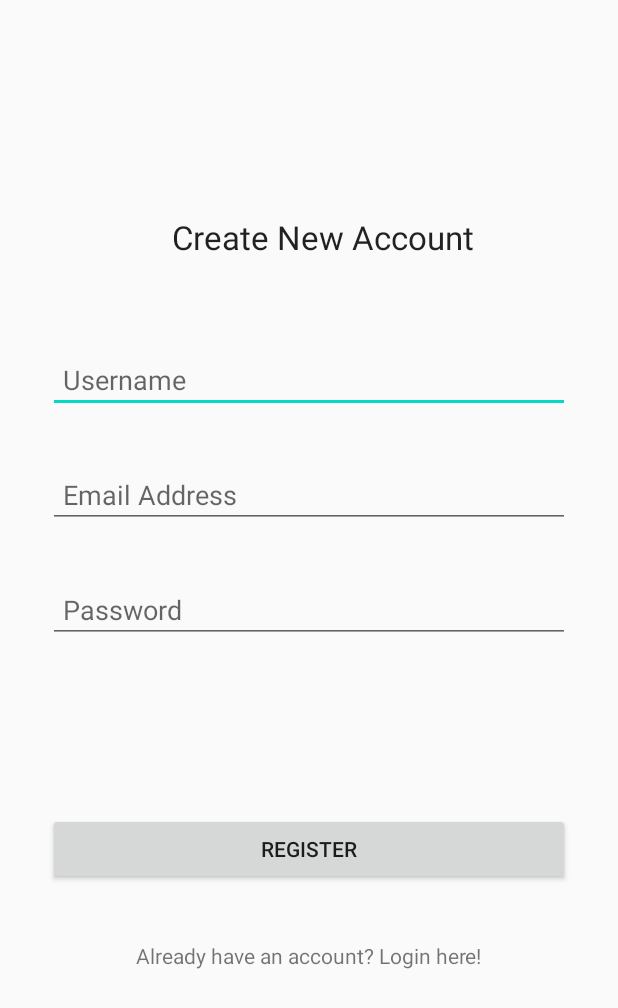
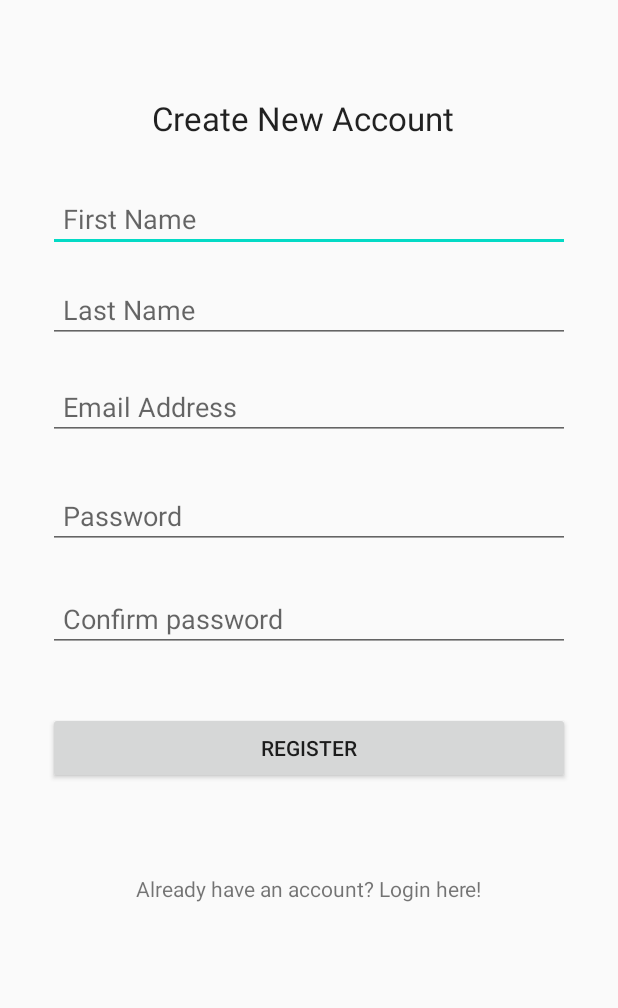
Before and after one commit to emilylaw00/INFS3605Project, an Android app: the layout activity_register.xml on its own in the app's theme, with its tools: preview values and no code run, on a phone screen of 412 x 824 dp. Shown: the top 1008 px of the screen. Run offline under Robolectric (Android 15) with nearby library versions, the phone set to English and light mode, and no system bars.

Commit message:
login stuff

```diff
--- a/app/build.gradle
+++ b/app/build.gradle
@@ -29,6 +29,7 @@ dependencies {
 
     implementation 'androidx.appcompat:appcompat:1.1.0'
     implementation 'androidx.constraintlayout:constraintlayout:1.1.3'
+    implementation 'com.google.firebase:firebase-database:19.3.1'
     testImplementation 'junit:junit:4.12'
     androidTestImplementation 'androidx.test.ext:junit:1.1.1'
     androidTestImplementation 'androidx.test.espresso:espresso-core:3.2.0'
--- a/app/src/main/AndroidManifest.xml
+++ b/app/src/main/AndroidManifest.xml
@@ -2,7 +2,8 @@
 <manifest xmlns:android="http://schemas.android.com/apk/res/android"
     package="com.example.infs3605project">
 
-    <uses-permission android:name="android.permission.INTERNET"/>
+    <uses-permission android:name="android.permission.INTERNET" />
+
     <application
         android:allowBackup="true"
         android:icon="@mipmap/ic_launcher"
@@ -10,7 +11,8 @@
         android:roundIcon="@mipmap/ic_launcher_round"
         android:supportsRtl="true"
         android:theme="@style/AppTheme">
-        <activity android:name=".Login"></activity>
+        <activity android:name=".ProfileDataInsert"></activity>
+        <activity android:name=".Login" />
         <activity android:name=".Register">
             <intent-filter>
                 <action android:name="android.intent.action.MAIN" />
--- a/app/src/main/java/com/example/infs3605project/Login.java
+++ b/app/src/main/java/com/example/infs3605project/Login.java
@@ -72,6 +72,7 @@ public class Login extends AppCompatActivity {
                             startActivity(new Intent(getApplicationContext(),MainActivity.class));
                         }else {
                             Toast.makeText(Login.this,"Error!" + task.getException().getMessage(), Toast.LENGTH_SHORT).show();
+                            progressBar.setVisibility(View.GONE); //makes the progress bar disappear
                         }
                     }
                 });
--- a/app/src/main/res/layout/activity_register.xml
+++ b/app/src/main/res/layout/activity_register.xml
@@ -4,44 +4,58 @@
     xmlns:tools="http://schemas.android.com/tools"
     android:layout_width="match_parent"
     android:layout_height="match_parent"
+    android:fadeScrollbars="false"
     tools:context=".Register">
 
     <TextView
         android:id="@+id/textView"
         android:layout_width="210dp"
         android:layout_height="27dp"
-        android:layout_marginTop="143dp"
-        android:layout_marginBottom="566dp"
+        android:layout_marginTop="64dp"
         android:text="Create New Account"
         android:textAppearance="@style/TextAppearance.AppCompat.Large"
-        app:layout_constraintBottom_toBottomOf="parent"
         app:layout_constraintEnd_toEndOf="parent"
-        app:layout_constraintHorizontal_bias="0.567"
         app:layout_constraintStart_toStartOf="parent"
-        app:layout_constraintTop_toTopOf="parent"
-        app:layout_constraintVertical_bias="0.0" />
+        app:layout_constraintTop_toTopOf="parent" />
 
     <EditText
-        android:id="@+id/username"
+        android:id="@+id/firstName"
         android:layout_width="0dp"
         android:layout_height="wrap_content"
         android:layout_marginStart="32dp"
-        android:layout_marginTop="60dp"
+        android:layout_marginTop="32dp"
         android:layout_marginEnd="32dp"
         android:ems="10"
-        android:hint="Username"
+        android:hint="First Name"
         android:inputType="textPersonName"
         android:padding="10dp"
         app:layout_constraintEnd_toEndOf="parent"
+        app:layout_constraintHorizontal_bias="0.0"
         app:layout_constraintStart_toStartOf="parent"
         app:layout_constraintTop_toBottomOf="@+id/textView" />
+
+    <EditText
+        android:id="@+id/lastName"
+        android:layout_width="0dp"
+        android:layout_height="wrap_content"
+        android:layout_marginStart="32dp"
+        android:layout_marginTop="16dp"
+        android:layout_marginEnd="32dp"
+        android:ems="10"
+        android:hint="Last Name"
+        android:inputType="textPersonName"
+        android:padding="10dp"
+        app:layout_constraintEnd_toEndOf="parent"
+        app:layout_constraintHorizontal_bias="0.0"
+        app:layout_constraintStart_toStartOf="parent"
+        app:layout_constraintTop_toBottomOf="@+id/firstName" />
 
     <EditText
         android:id="@+id/eMail"
         android:layout_width="0dp"
         android:layout_height="wrap_content"
         android:layout_marginStart="32dp"
-        android:layout_marginTop="32dp"
+        android:layout_marginTop="20dp"
         android:layout_marginEnd="32dp"
         android:ems="10"
         android:hint="Email Address"
@@ -50,14 +64,30 @@
         app:layout_constraintEnd_toEndOf="parent"
         app:layout_constraintHorizontal_bias="0.0"
         app:layout_constraintStart_toStartOf="parent"
-        app:layout_constraintTop_toBottomOf="@+id/username" />
+        app:layout_constraintTop_toBottomOf="@+id/lastName" />
+
+    <EditText
+        android:id="@+id/confirmPassword"
+        android:layout_width="0dp"
+        android:layout_height="wrap_content"
+        android:layout_marginStart="32dp"
+        android:layout_marginTop="24dp"
+        android:layout_marginEnd="32dp"
+        android:ems="10"
+        android:hint="Confirm password"
+        android:inputType="textPassword"
+        android:padding="10dp"
+        app:layout_constraintEnd_toEndOf="parent"
+        app:layout_constraintHorizontal_bias="0.0"
+        app:layout_constraintStart_toStartOf="parent"
+        app:layout_constraintTop_toBottomOf="@+id/password" />
 
     <EditText
         android:id="@+id/password"
         android:layout_width="0dp"
         android:layout_height="wrap_content"
         android:layout_marginStart="32dp"
-        android:layout_marginTop="32dp"
+        android:layout_marginTop="28dp"
         android:layout_marginEnd="32dp"
         android:ems="10"
         android:hint="Password"
@@ -73,25 +103,13 @@
         android:layout_width="0dp"
         android:layout_height="wrap_content"
         android:layout_marginStart="32dp"
-        android:layout_marginTop="71dp"
+        android:layout_marginTop="40dp"
         android:layout_marginEnd="32dp"
-        android:layout_marginBottom="187dp"
         android:text="REGISTER"
-        app:layout_constraintBottom_toBottomOf="parent"
         app:layout_constraintEnd_toEndOf="parent"
+        app:layout_constraintHorizontal_bias="0.0"
         app:layout_constraintStart_toStartOf="parent"
-        app:layout_constraintTop_toBottomOf="@+id/password"
-        app:layout_constraintVertical_bias="0.47000003" />
-
-    <TextView
-        android:id="@+id/createText"
-        android:layout_width="wrap_content"
-        android:layout_height="wrap_content"
-        android:layout_marginTop="37dp"
-        android:text="Already have an account? Login here!"
-        app:layout_constraintEnd_toEndOf="parent"
-        app:layout_constraintStart_toStartOf="parent"
-        app:layout_constraintTop_toBottomOf="@+id/registerBtn" />
+        app:layout_constraintTop_toBottomOf="@+id/confirmPassword" />
 
     <ProgressBar
         android:id="@+id/progressBar"
@@ -99,11 +117,24 @@
         android:layout_width="wrap_content"
         android:layout_height="wrap_content"
         android:layout_marginStart="178dp"
-        android:layout_marginTop="25dp"
+        android:layout_marginTop="24dp"
         android:layout_marginEnd="186dp"
         android:visibility="invisible"
         app:layout_constraintEnd_toEndOf="parent"
+        app:layout_constraintHorizontal_bias="0.544"
         app:layout_constraintStart_toStartOf="parent"
         app:layout_constraintTop_toBottomOf="@+id/createText" />
 
+    <TextView
+        android:id="@+id/createText"
+        android:layout_width="wrap_content"
+        android:layout_height="wrap_content"
+        android:layout_marginTop="60dp"
+        android:text="Already have an account? Login here!"
+        app:layout_constraintBottom_toBottomOf="parent"
+        app:layout_constraintEnd_toEndOf="parent"
+        app:layout_constraintStart_toStartOf="parent"
+        app:layout_constraintTop_toBottomOf="@+id/registerBtn"
+        app:layout_constraintVertical_bias="0.0" />
+
 </androidx.constraintlayout.widget.ConstraintLayout>
```
Also changed, not shown: app/src/main/java/com/example/infs3605project/ProfileDataInsert.java (added, +20 -0 lines), app/src/main/java/com/example/infs3605project/Register.java (+24 -11 lines), app/src/main/java/com/example/infs3605project/Users.java (added, +91 -0 lines), app/src/main/res/layout/activity_login.xml (+8 -12 lines), app/src/main/res/layout/activity_profile_data_insert.xml (added, +9 -0 lines).
